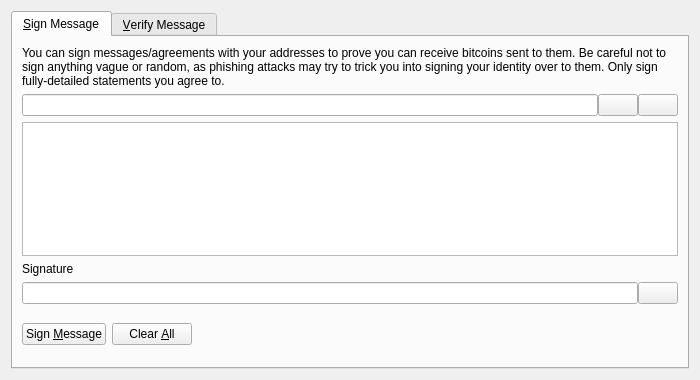
artiqox/artiqox, file src/qt/forms/signverifymessagedialog.ui: the form before one commit.
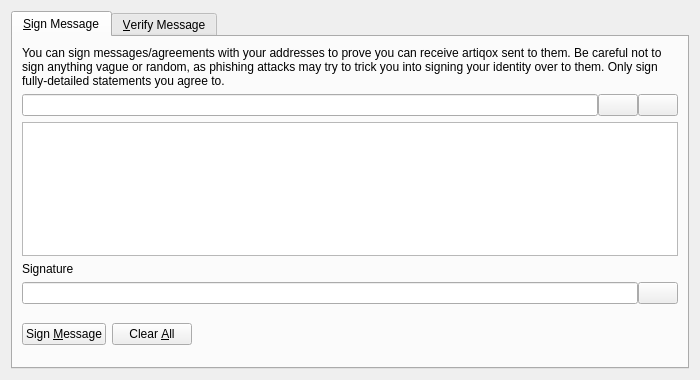
The form after the commit. Icons and pictures are not drawn. Custom widgets are drawn as their Qt base class.

What changed in the file:
```diff
--- a/src/qt/forms/signverifymessagedialog.ui
+++ b/src/qt/forms/signverifymessagedialog.ui
@@ -30,7 +30,7 @@
        <item>
         <widget class="QLabel" name="infoLabel_SM">
          <property name="text">
-          <string>You can sign messages/agreements with your addresses to prove you can receive bitcoins sent to them. Be careful not to sign anything vague or random, as phishing attacks may try to trick you into signing your identity over to them. Only sign fully-detailed statements you agree to.</string>
+          <string>You can sign messages/agreements with your addresses to prove you can receive artiqox sent to them. Be careful not to sign anything vague or random, as phishing attacks may try to trick you into signing your identity over to them. Only sign fully-detailed statements you agree to.</string>
          </property>
          <property name="textFormat">
           <enum>Qt::PlainText</enum>
```
Left out of the diff: 8 changed lines with no effect on the pictures.
